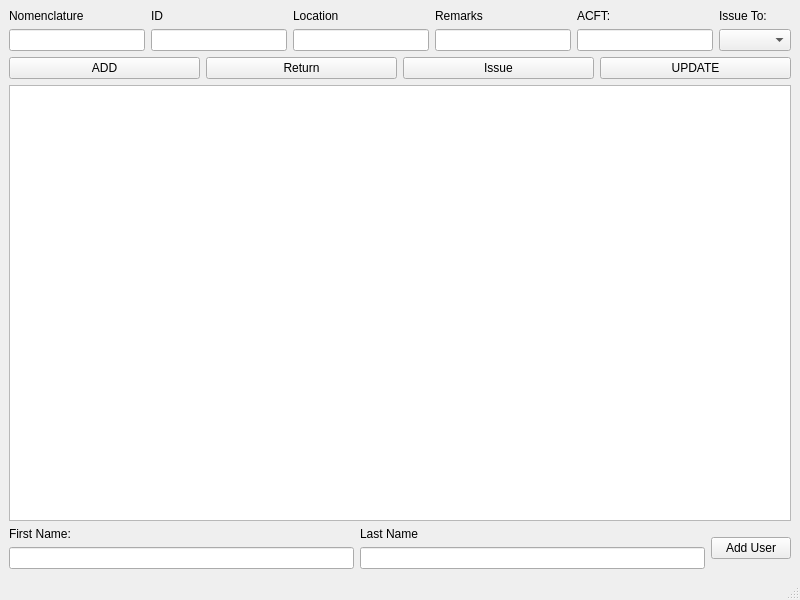
Qt form ToolRoom/gui.ui (rhaejr/PythonProjects) before a commit.
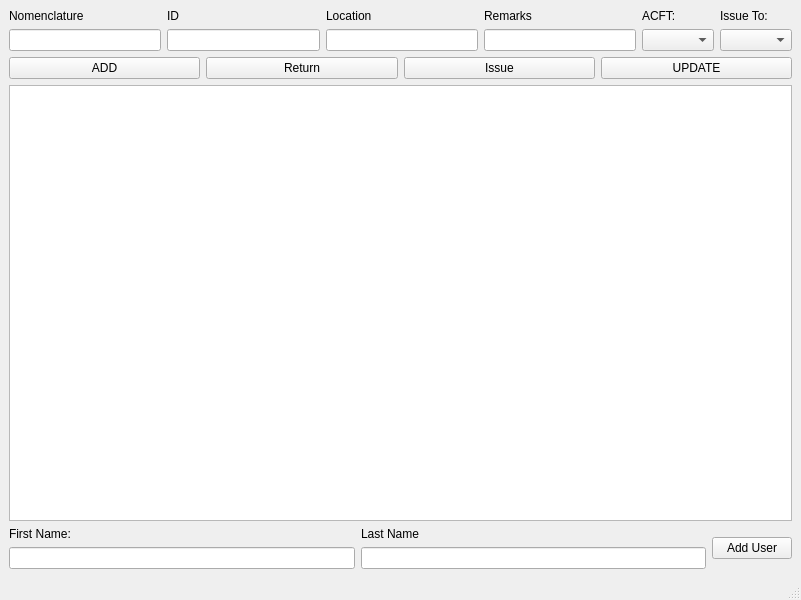
The same form after that commit.

Commit message: added acft dropdown

What changed in the file:
```diff
--- a/ToolRoom/gui.ui
+++ b/ToolRoom/gui.ui
@@ -6,7 +6,7 @@
    <rect>
     <x>0</x>
     <y>0</y>
-    <width>800</width>
+    <width>801</width>
     <height>600</height>
    </rect>
   </property>
@@ -85,7 +85,7 @@
            </widget>
           </item>
           <item>
-           <widget class="QLineEdit" name="acft_edit"/>
+           <widget class="QComboBox" name="acft_list"/>
           </item>
          </layout>
         </item>
```
Left out of the diff: 2 changed lines with no effect on the pictures. The commit also changes 5 other files.
